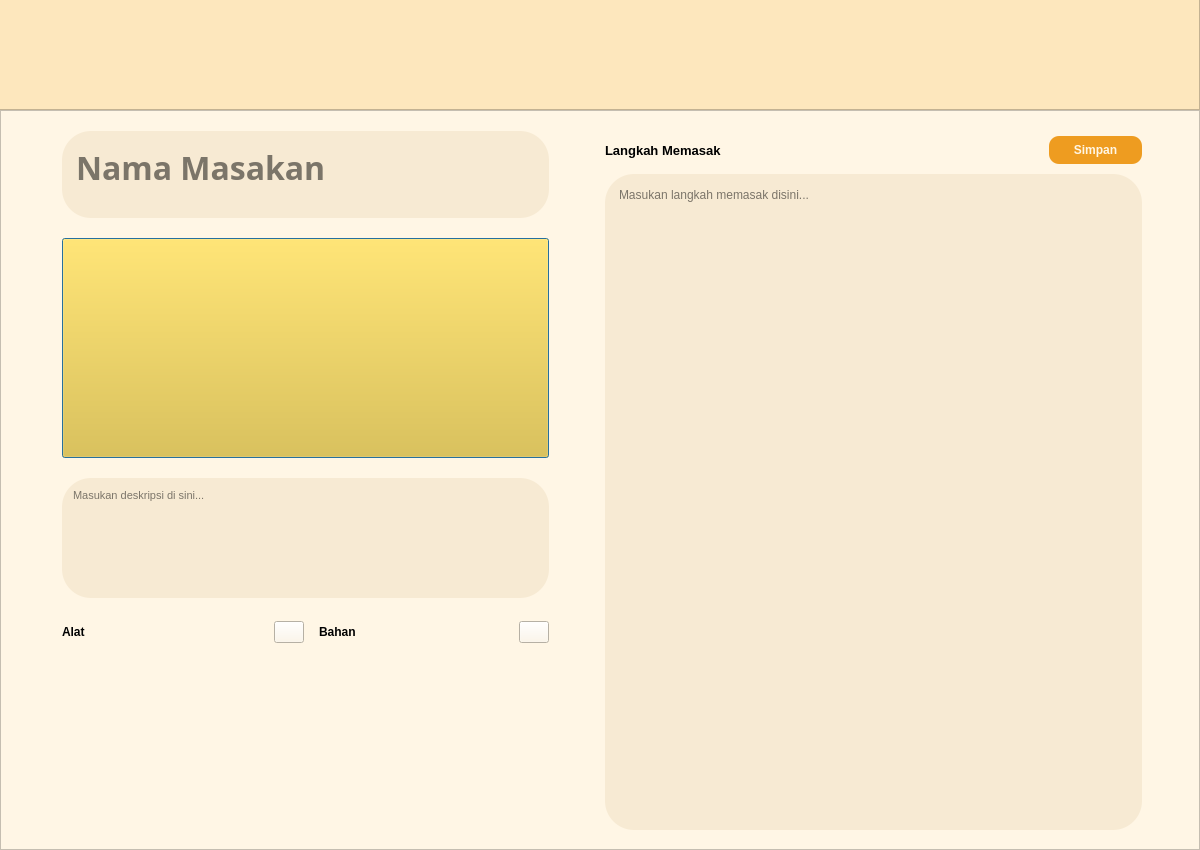
The window that src/addResep.ui (MarcelRyan/ReChefy) describes before a commit, drawn with Qt 5.
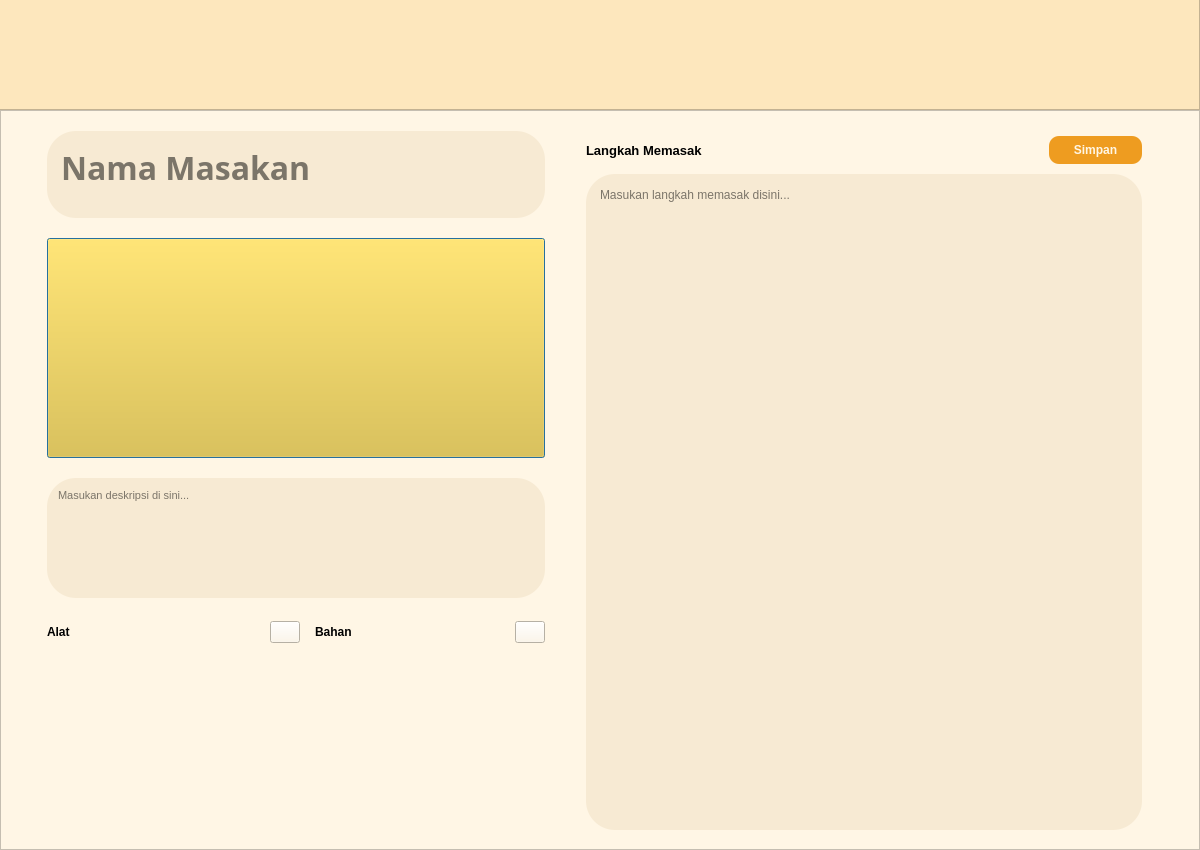
The same window after the commit. Icons and pictures are not drawn.

Commit message: add tambahResep method, connect to database, still fixing input validation

```diff
--- a/src/addResep.ui
+++ b/src/addResep.ui
@@ -69,13 +69,13 @@
          <enum>QLayout::SetNoConstraint</enum>
         </property>
         <property name="leftMargin">
-         <number>50</number>
+         <number>35</number>
         </property>
         <property name="topMargin">
          <number>20</number>
         </property>
         <property name="rightMargin">
-         <number>50</number>
+         <number>35</number>
         </property>
         <property name="bottomMargin">
          <number>10</number>
@@ -318,20 +318,38 @@
         </item>
         <item>
          <layout class="QHBoxLayout" name="horizontalLayout_4">
+          <property name="rightMargin">
+           <number>0</number>
+          </property>
           <item>
            <widget class="QScrollArea" name="scrollAlat">
+            <property name="maximumSize">
+             <size>
+              <width>185</width>
+              <height>16777215</height>
+             </size>
+            </property>
             <property name="frameShape">
              <enum>QFrame::NoFrame</enum>
             </property>
+            <property name="horizontalScrollBarPolicy">
+             <enum>Qt::ScrollBarAlwaysOff</enum>
+            </property>
+            <property name="sizeAdjustPolicy">
+             <enum>QAbstractScrollArea::AdjustToContents</enum>
+            </property>
             <property name="widgetResizable">
              <bool>true</bool>
             </property>
+            <property name="alignment">
+             <set>Qt::AlignLeading|Qt::AlignLeft|Qt::AlignTop</set>
+            </property>
             <widget class="QWidget" name="scrollWidgetAlat">
              <property name="geometry">
               <rect>
                <x>0</x>
                <y>0</y>
-               <width>239</width>
+               <width>185</width>
                <height>158</height>
               </rect>
              </property>
@@ -354,7 +372,7 @@
               <rect>
                <x>0</x>
                <y>0</y>
-               <width>238</width>
+               <width>306</width>
                <height>158</height>
               </rect>
              </property>
```
The commit also changes 2 other files.
